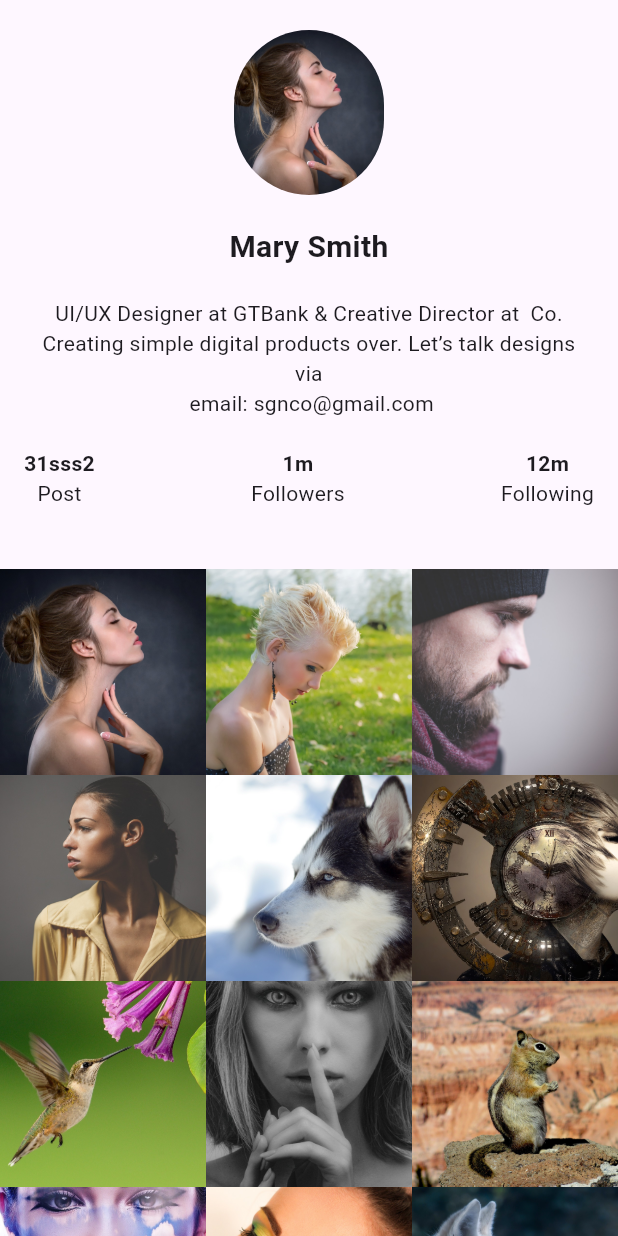
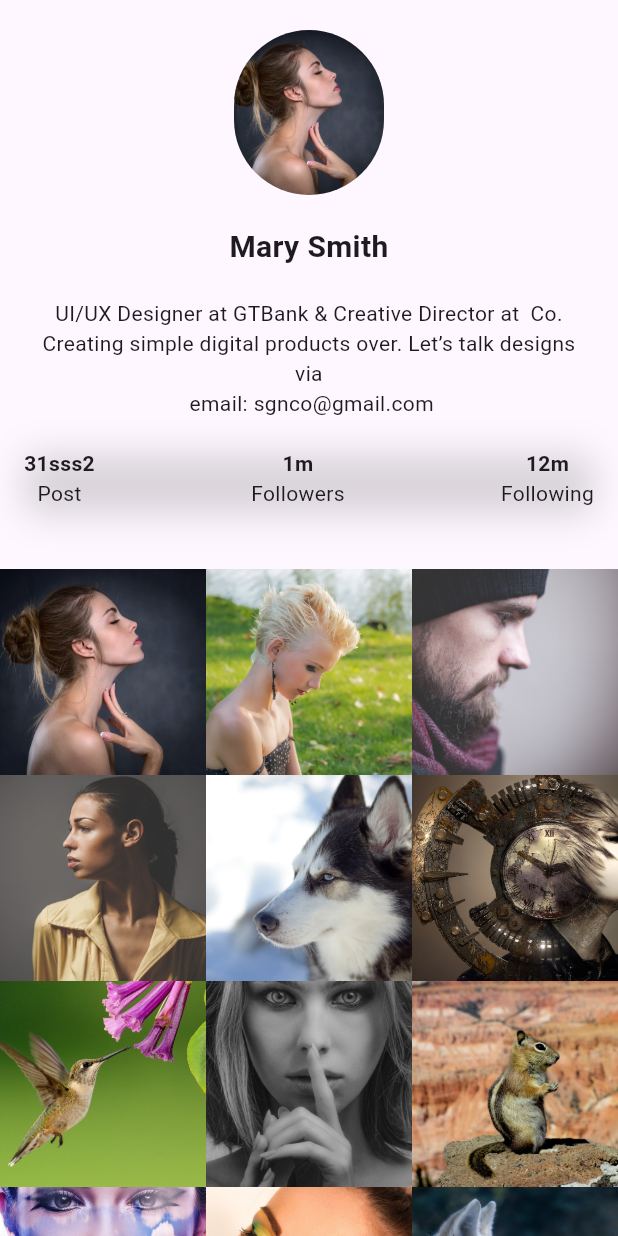
Before and after one commit to AminMemariani/UserProfileView, a Flutter app: the screen it shows after launch, on a phone screen of 412 x 824 dp. Run offline on Flutter 3.47's test engine with Material 3 defaults, Android fonts, the phone set to English and light mode, and no system bars.

Commit message:
Added boxShadow and border radius to following section

```diff
--- a/lib/pages/user_profile_page.dart
+++ b/lib/pages/user_profile_page.dart
@@ -4,7 +4,6 @@ import '../app_data/app_data.dart';
 import '../models/profile.dart';
 
 class UserProfilePage extends StatefulWidget {
-
   @override
   _UserProfilePageState createState() => _UserProfilePageState();
 }
@@ -26,8 +25,12 @@ class _UserProfilePageState extends State<UserProfilePage> {
           const SizedBox(height: 20),
           AnimatedSwitcher(
             duration: const Duration(milliseconds: 750),
-            transitionBuilder: (Widget child, Animation<double> animation) => SlideTransition(
-              position: Tween<Offset>(begin: const Offset(0.0, 1.0), end: const Offset(0.0, 0.0)).animate(animation),
+            transitionBuilder: (Widget child, Animation<double> animation) =>
+                SlideTransition(
+              position: Tween<Offset>(
+                      begin: const Offset(0.0, 1.0),
+                      end: const Offset(0.0, 0.0))
+                  .animate(animation),
               child: child,
             ),
             child: HeaderSection(
@@ -46,7 +49,11 @@ class _UserProfilePageState extends State<UserProfilePage> {
                   child: Container(
                     height: MediaQuery.of(context).size.width / 3,
                     width: MediaQuery.of(context).size.width / 3,
-                    decoration: BoxDecoration(image: DecorationImage(image: AssetImage(AppData.profiles[i].imageUrl ?? ""), fit: BoxFit.cover)),
+                    decoration: BoxDecoration(
+                        image: DecorationImage(
+                            image:
+                                AssetImage(AppData.profiles[i].imageUrl ?? ""),
+                            fit: BoxFit.cover)),
                   ),
                 )
             ],
@@ -73,7 +80,8 @@ class HeaderSection extends StatelessWidget {
           width: 100,
           decoration: BoxDecoration(
             borderRadius: BorderRadius.circular(100),
-            image: DecorationImage(image: AssetImage(profile?.imageUrl ?? ""), fit: BoxFit.cover),
+            image: DecorationImage(
+                image: AssetImage(profile?.imageUrl ?? ""), fit: BoxFit.cover),
           ),
         ),
         const SizedBox(height: 20),
@@ -96,6 +104,16 @@ class HeaderSection extends StatelessWidget {
         ),
         const SizedBox(height: 20),
         Container(
+          decoration: BoxDecoration(
+              borderRadius: const BorderRadius.all(Radius.circular(10)),
+              boxShadow: [
+                BoxShadow(
+                  color: Colors.black.withOpacity(0.15),
+                  spreadRadius: 0,
+                  blurRadius: 20,
+                  offset: const Offset(0, 4),
+                )
+              ]),
           margin: const EdgeInsets.symmetric(horizontal: 16),
           child: Row(
             mainAxisAlignment: MainAxisAlignment.spaceBetween,
```
